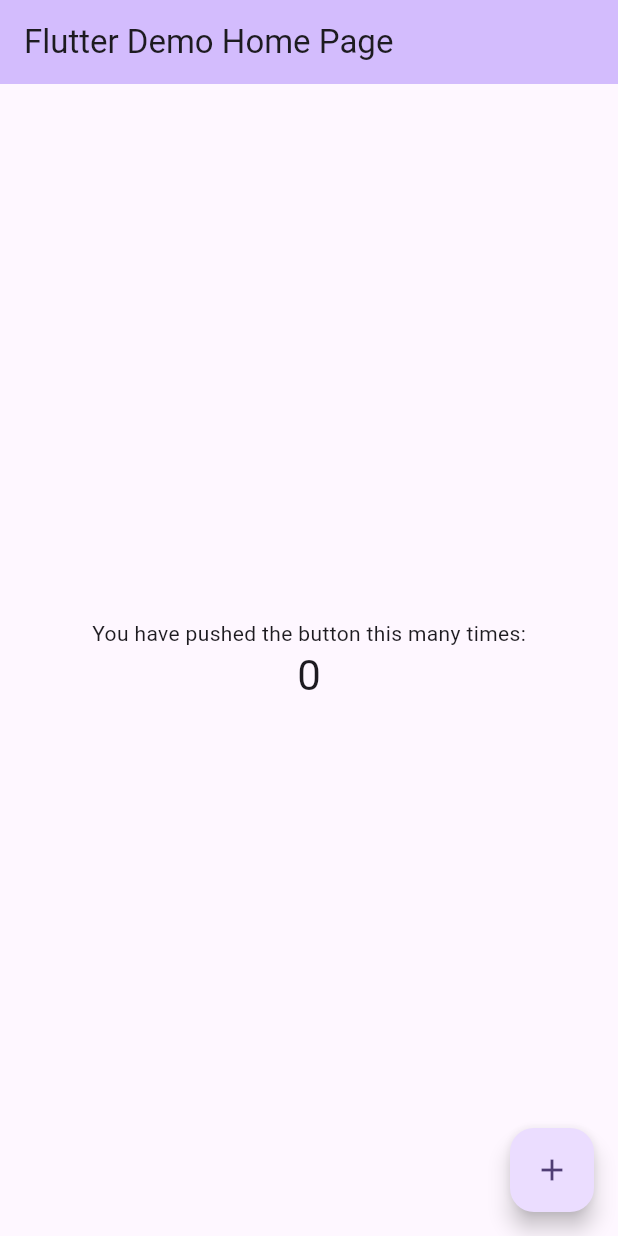
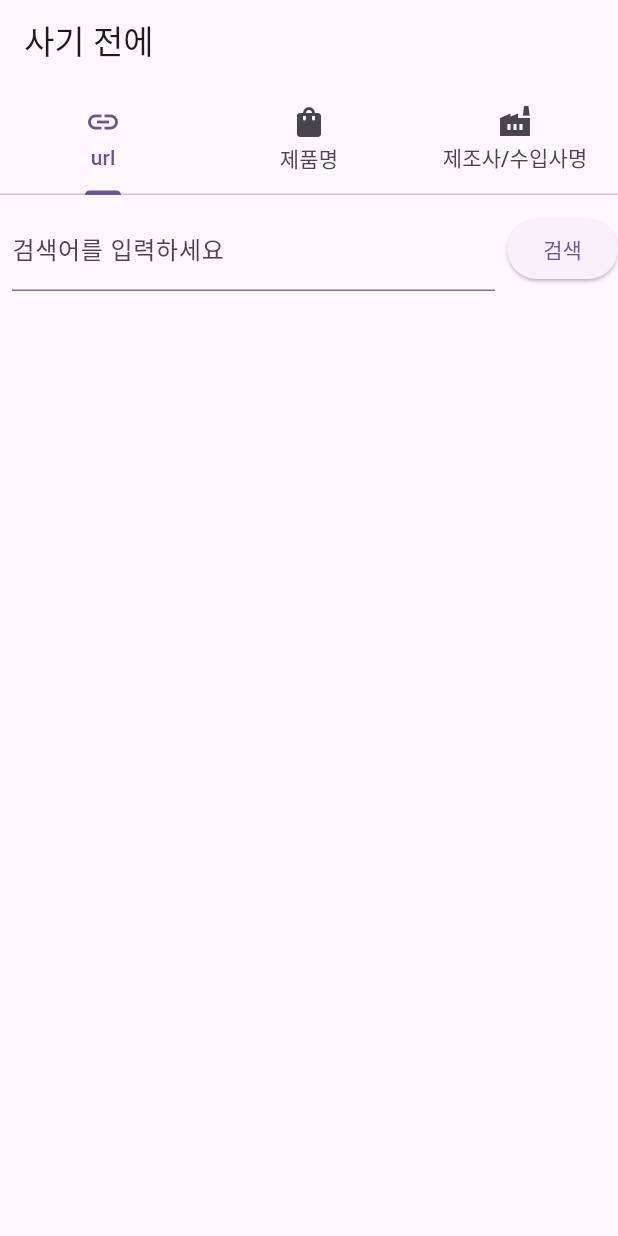
Before and after one commit to chaejin-jen/sagi-jeonae-flutter-app, a Flutter app: the screen it shows after launch, on a phone screen of 412 x 824 dp. Run offline on Flutter 3.47's test engine with Material 3 defaults, Android fonts, the phone set to English and light mode, and no system bars.

Commit message:
feat: Implement Home page (#9)
* feat: Implement Home and ProductInfo pages

- Added Home and ProductInfo sections to main.dart
- Integrate input box using TextField in Home page
- Enable navigation to ProductInfoPage when the search button is pressed
- Enable navigation from ProductInfoPage to Home page when the Home button is pressed

* feat: Implement tab views in Home page

- Added TabBar and TabView
- Separated search widget into searchTextfieldButton

* refactor: Rename tab bar in Home page

```diff
--- a/lib/main.dart
+++ b/lib/main.dart
@@ -1,4 +1,5 @@
 import 'package:flutter/material.dart';
+import 'package:sagi_jeonae_app/src/widgets/search_textfield_button.dart';
 
 void main() {
   runApp(const MyApp());
@@ -11,23 +12,8 @@
   @override
   Widget build(BuildContext context) {
     return MaterialApp(
-      title: 'Flutter Demo',
+      title: 'Sagi Jeonae',
       theme: ThemeData(
-        // This is the theme of your application.
-        //
-        // TRY THIS: Try running your application with "flutter run". You'll see
-        // the application has a blue toolbar. Then, without quitting the app,
-        // try changing the seedColor in the colorScheme below to Colors.green
-        // and then invoke "hot reload" (save your changes or press the "hot
-        // reload" button in a Flutter-supported IDE, or press "r" if you used
-        // the command line to start the app).
-        //
-        // Notice that the counter didn't reset back to zero; the application
-        // state is not lost during the reload. To reset the state, use hot
-        // restart instead.
-        //
-        // This works for code too, not just values: Most code changes can be
-        // tested with just a hot reload.
         colorScheme: ColorScheme.fromSeed(seedColor: Colors.deepPurple),
         useMaterial3: true,
       ),
@@ -39,87 +25,92 @@
 class MyHomePage extends StatefulWidget {
   const MyHomePage({super.key, required this.title});
 
-  // This widget is the home page of your application. It is stateful, meaning
-  // that it has a State object (defined below) that contains fields that affect
-  // how it looks.
-
-  // This class is the configuration for the state. It holds the values (in this
-  // case the title) provided by the parent (in this case the App widget) and
-  // used by the build method of the State. Fields in a Widget subclass are
-  // always marked "final".
-
   final String title;
 
   @override
   State<MyHomePage> createState() => _MyHomePageState();
 }
-
 class _MyHomePageState extends State<MyHomePage> {
-  int _counter = 0;
-
-  void _incrementCounter() {
-    setState(() {
-      // This call to setState tells the Flutter framework that something has
-      // changed in this State, which causes it to rerun the build method below
-      // so that the display can reflect the updated values. If we changed
-      // _counter without calling setState(), then the build method would not be
-      // called again, and so nothing would appear to happen.
-      _counter++;
-    });
-  }
+  final TextEditingController _inputController = TextEditingController();
 
   @override
   Widget build(BuildContext context) {
-    // This method is rerun every time setState is called, for instance as done
-    // by the _incrementCounter method above.
-    //
-    // The Flutter framework has been optimized to make rerunning build methods
-    // fast, so that you can just rebuild anything that needs updating rather
-    // than having to individually change instances of widgets.
+    return DefaultTabController(
+      length: 3,
+      child: Scaffold(
+        appBar: AppBar(
+          bottom: const TabBar(
+            tabs: [
+              Tab(icon: Icon(Icons.link), text: 'url'),
+              Tab(icon: Icon(Icons.shopping_bag), text: '제품명'),
+              Tab(icon: Icon(Icons.factory), text: '제조사/수입사명'),
+            ],
+          ),
+          title: const Text('사기 전에'),
+        ),
+        body: TabBarView(
+            children: [
+              SearchTextFieldButton(
+                  controller: _inputController, onSearch: _handleSearch),
+              SearchTextFieldButton(
+                  controller: _inputController, onSearch: _handleSearch),
+              SearchTextFieldButton(
+                  controller: _inputController, onSearch: _handleSearch),
+            ]
+        ),
+      ),
+    );
+  }
+
+  void _handleSearch() {
+    String userInput = _inputController.text.trim();
+
+    if (userInput.isEmpty) {
+      final snackBar = SnackBar(
+        content: const Text('검색어를 입력해 주세요'),
+        action: SnackBarAction(
+          label: 'Undo',
+          onPressed: () {},
+        ),
+      );
+
+      ScaffoldMessenger.of(context).showSnackBar(snackBar);
+    } else {
+      Navigator.push(
+        context,
+        MaterialPageRoute(
+          builder: (context) => ProductInfoPage(data: userInput),
+        ),
+      );
+    }
+  }
+}
+
+
+class ProductInfoPage extends StatelessWidget {
+  final String data;
+
+  const ProductInfoPage({super.key, required this.data});
+
+  @override
+  Widget build(BuildContext context) {
     return Scaffold(
       appBar: AppBar(
-        // TRY THIS: Try changing the color here to a specific color (to
-        // Colors.amber, perhaps?) and trigger a hot reload to see the AppBar
-        // change color while the other colors stay the same.
-        backgroundColor: Theme.of(context).colorScheme.inversePrimary,
-        // Here we take the value from the MyHomePage object that was created by
-        // the App.build method, and use it to set our appbar title.
-        title: Text(widget.title),
+        title: const Text('검색 결과'),
       ),
       body: Center(
-        // Center is a layout widget. It takes a single child and positions it
-        // in the middle of the parent.
-        child: Column(
-          // Column is also a layout widget. It takes a list of children and
-          // arranges them vertically. By default, it sizes itself to fit its
-          // children horizontally, and tries to be as tall as its parent.
-          //
-          // Column has various properties to control how it sizes itself and
-          // how it positions its children. Here we use mainAxisAlignment to
-          // center the children vertically; the main axis here is the vertical
-          // axis because Columns are vertical (the cross axis would be
-          // horizontal).
-          //
-          // TRY THIS: Invoke "debug painting" (choose the "Toggle Debug Paint"
-          // action in the IDE, or press "p" in the console), to see the
-          // wireframe for each widget.
-          mainAxisAlignment: MainAxisAlignment.center,
-          children: <Widget>[
-            const Text(
-              'You have pushed the button this many times:',
-            ),
-            Text(
-              '$_counter',
-              style: Theme.of(context).textTheme.headlineMedium,
-            ),
-          ],
-        ),
+          child: Column(
+            children: [
+              Text(data ?? 'no data'),
+              ElevatedButton(
+                onPressed: () {
+                  Navigator.pop(context);
+                },
+                child: const Text('홈으로!'),
+              ),
+            ],
+          )
       ),
-      floatingActionButton: FloatingActionButton(
-        onPressed: _incrementCounter,
-        tooltip: 'Increment',
-        child: const Icon(Icons.add),
-      ), // This trailing comma makes auto-formatting nicer for build methods.
     );
   }
 }
--- /dev/null
+++ b/lib/src/widgets/search_textfield_button.dart
@@ -0,0 +1,39 @@
+import 'package:flutter/material.dart';
+
+class SearchTextFieldButton extends StatelessWidget {
+  const SearchTextFieldButton({
+    super.key,
+    required this.controller,
+    required this.onSearch,
+  });
+
+  final TextEditingController controller;
+  final VoidCallback onSearch;
+
+  @override
+  Widget build(BuildContext context) {
+    return Column(
+        children: [
+          Row(
+              children: [
+                Expanded(
+                  child: Padding(
+                    padding: const EdgeInsets.all(8.0),
+                    child: TextField(
+                      controller: controller,
+                      decoration: const InputDecoration(
+                        labelText: '검색어를 입력하세요',
+                      ),
+                    ),
+                  ),
+                ),
+                ElevatedButton(
+                  onPressed: onSearch,
+                  child: const Text('검색'),
+                )
+              ]
+          ),
+        ],
+    );
+  }
+}
```
